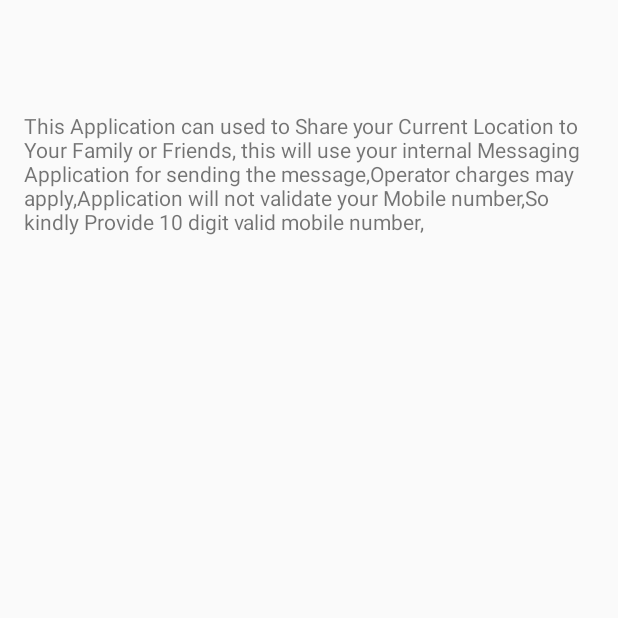
After one commit to psjsaravana/LocationTrack, an Android app: the AboutActivity screen opened directly, with no data from a screen before it, on a phone screen of 412 x 824 dp, the top half of it. The commit adds this screen. Run offline under Robolectric (Android 15) with nearby library versions, the light colour scheme and no system bars.

Commit message:
Location Manager Added

```diff
--- /dev/null
+++ b/app/src/main/java/com/sri/locationteller/AboutActivity.java
@@ -0,0 +1,40 @@
+package com.sri.locationteller;
+
+import android.app.Activity;
+import android.support.v7.app.ActionBarActivity;
+import android.os.Bundle;
+import android.view.Menu;
+import android.view.MenuItem;
+
+
+public class AboutActivity extends Activity {
+
+    @Override
+    protected void onCreate(Bundle savedInstanceState) {
+        super.onCreate(savedInstanceState);
+        setContentView(R.layout.activity_about);
+    }
+
+
+    @Override
+    public boolean onCreateOptionsMenu(Menu menu) {
+        // Inflate the menu; this adds items to the action bar if it is present.
+        getMenuInflater().inflate(R.menu.menu_about, menu);
+        return true;
+    }
+
+    @Override
+    public boolean onOptionsItemSelected(MenuItem item) {
+        // Handle action bar item clicks here. The action bar will
+        // automatically handle clicks on the Home/Up button, so long
+        // as you specify a parent activity in AndroidManifest.xml.
+        int id = item.getItemId();
+
+        //noinspection SimplifiableIfStatement
+        if (id == R.id.action_settings) {
+            return true;
+        }
+
+        return super.onOptionsItemSelected(item);
+    }
+}
--- /dev/null
+++ b/app/src/main/res/layout/activity_about.xml
@@ -0,0 +1,17 @@
+<RelativeLayout xmlns:android="http://schemas.android.com/apk/res/android"
+    xmlns:tools="http://schemas.android.com/tools" android:layout_width="match_parent"
+    android:layout_height="match_parent" android:paddingLeft="@dimen/activity_horizontal_margin"
+    android:paddingRight="@dimen/activity_horizontal_margin"
+    android:paddingTop="@dimen/activity_vertical_margin"
+    android:paddingBottom="@dimen/activity_vertical_margin"
+    tools:context="com.sri.locationteller.AboutActivity">
+
+    <TextView android:text="@string/aboutAppMsg" android:layout_width="fill_parent"
+        android:layout_height="fill_parent"
+        android:layout_alignParentTop="true"
+        android:layout_alignParentLeft="true"
+        android:layout_alignParentStart="true"
+        android:layout_marginTop="58dp"
+        android:id="@+id/abouttext" />
+
+</RelativeLayout>
--- /dev/null
+++ b/app/src/main/res/menu/menu_about.xml
@@ -0,0 +1,7 @@
+<menu xmlns:android="http://schemas.android.com/apk/res/android"
+    xmlns:app="http://schemas.android.com/apk/res-auto"
+    xmlns:tools="http://schemas.android.com/tools"
+    tools:context="com.sri.locationteller.AboutActivity">
+    <item android:id="@+id/action_settings" android:title="@string/action_settings"
+        android:orderInCategory="100" app:showAsAction="never" />
+</menu>
--- a/app/src/main/res/menu/menu_main.xml
+++ b/app/src/main/res/menu/menu_main.xml
@@ -1,6 +1,6 @@
 <menu xmlns:android="http://schemas.android.com/apk/res/android"
     xmlns:app="http://schemas.android.com/apk/res-auto"
     xmlns:tools="http://schemas.android.com/tools" tools:context=".MainActivity">
-    <item android:id="@+id/action_settings" android:title="@string/action_settings"
+    <item android:id="@+id/about" android:title="About"
         android:orderInCategory="100" app:showAsAction="never" />
 </menu>
--- a/app/src/main/res/values/strings.xml
+++ b/app/src/main/res/values/strings.xml
@@ -7,4 +7,6 @@
     <string name="title_activity_notification">NotificationActivity</string>
 
     <string name="notification_msg">Hi, Your Location is being shared with  <b>XXXXXXXXX</b> with a Time interval of <b>XX</b> minutes,Hit Stop Button if you want to terminate the process.</string>
+    <string name="title_activity_about">AboutActivity</string>
+    <string name="aboutAppMsg">This Application can used to Share your Current Location to Your Family or Friends, this will use your internal Messaging Application for sending the message,Operator charges may apply,Application will not validate your Mobile number,So kindly Provide 10 digit valid mobile number,</string>
 </resources>
```
Also changed, not shown: app/src/main/AndroidManifest.xml (+7 -2 lines), app/src/main/java/com/sri/locationteller/AlarmReceiver.java (+56 -4 lines), app/src/main/java/com/sri/locationteller/MainActivity.java (+16 -6 lines), app/src/main/java/com/sri/locationteller/MapActivity.java (+20 -7 lines), app/src/main/java/com/sri/locationteller/MyLocationListener.java (added, +30 -0 lines), 108 other files.
